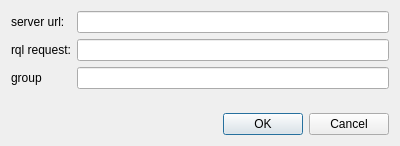
First picture: the form in morphologist/gui/ui/rql_subjects_widget.ui, repository brainvisa/morphologist, before the edit.
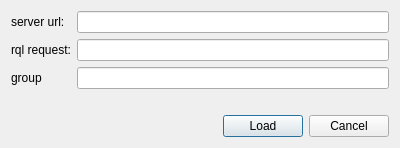
Second picture: the form after the edit.

Commit message: ENH: load subjects from a cubicweb RQL and the server url

```diff
--- a/morphologist/gui/ui/rql_subjects_widget.ui
+++ b/morphologist/gui/ui/rql_subjects_widget.ui
@@ -7,7 +7,7 @@
     <x>0</x>
     <y>0</y>
     <width>400</width>
-    <height>146</height>
+    <height>148</height>
    </rect>
   </property>
   <property name="windowTitle">
@@ -49,14 +49,35 @@
     </layout>
    </item>
    <item>
-    <widget class="QDialogButtonBox" name="buttonBox">
-     <property name="orientation">
-      <enum>Qt::Horizontal</enum>
-     </property>
-     <property name="standardButtons">
-      <set>QDialogButtonBox::Cancel|QDialogButtonBox::Ok</set>
-     </property>
-    </widget>
+    <layout class="QHBoxLayout" name="horizontalLayout">
+     <item>
+      <spacer name="horizontalSpacer">
+       <property name="orientation">
+        <enum>Qt::Horizontal</enum>
+       </property>
+       <property name="sizeHint" stdset="0">
+        <size>
+         <width>40</width>
+         <height>20</height>
+        </size>
+       </property>
+      </spacer>
+     </item>
+     <item>
+      <widget class="QPushButton" name="load_button">
+       <property name="text">
+        <string>Load</string>
+       </property>
+      </widget>
+     </item>
+     <item>
+      <widget class="QPushButton" name="cancel_button">
+       <property name="text">
+        <string>Cancel</string>
+       </property>
+      </widget>
+     </item>
+    </layout>
    </item>
   </layout>
  </widget>
```
Left out of the diff: 34 changed lines with no effect on the pictures. The commit also changes 2 other files.
